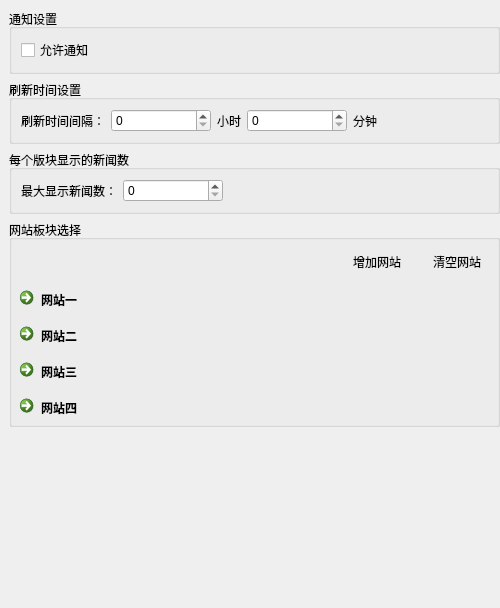
Qt form settingform.ui (RemnantCloude/FlyMessage) before a commit.
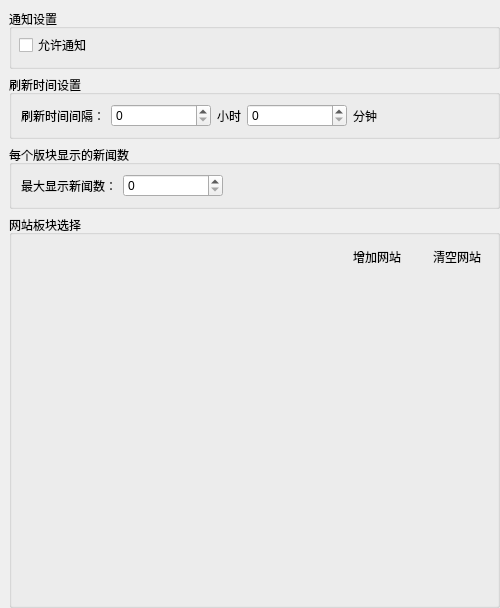
The same form after that commit. Icons and pictures are not drawn.

What changed in the file:
```diff
--- a/settingform.ui
+++ b/settingform.ui
@@ -12,7 +12,7 @@
   </property>
   <property name="maximumSize">
    <size>
-    <width>750</width>
+    <width>500</width>
     <height>16777215</height>
    </size>
   </property>
@@ -46,15 +46,22 @@
      <property name="flat">
       <bool>false</bool>
      </property>
-     <layout class="QHBoxLayout" name="horizontalLayout_4">
-      <item>
-       <widget class="QCheckBox" name="noticeCheckBox">
-        <property name="text">
-         <string>允许通知</string>
-        </property>
-       </widget>
-      </item>
-     </layout>
+     <widget class="QCheckBox" name="noticeCheckBox">
+      <property name="geometry">
+       <rect>
+        <x>10</x>
+        <y>28</y>
+        <width>71</width>
+        <height>16</height>
+       </rect>
+      </property>
+      <property name="text">
+       <string>允许通知</string>
+      </property>
+      <property name="tristate">
+       <bool>false</bool>
+      </property>
+     </widget>
     </widget>
    </item>
    <item>
@@ -176,6 +183,12 @@
    </item>
    <item>
     <widget class="QGroupBox" name="WebSetting">
+     <property name="sizePolicy">
+      <sizepolicy hsizetype="Preferred" vsizetype="Preferred">
+       <horstretch>0</horstretch>
+       <verstretch>0</verstretch>
+      </sizepolicy>
+     </property>
      <property name="title">
       <string>网站板块选择</string>
      </property>
@@ -249,6 +262,10 @@
              <verstretch>0</verstretch>
             </sizepolicy>
            </property>
+           <property name="styleSheet">
+            <string notr="true">QPushButton:hover{border: 1px solid black;}
+QPushButton:pressed{background:rgb(151,208,255);}</string>
+           </property>
            <property name="text">
             <string>增加网站</string>
            </property>
@@ -275,6 +292,10 @@
              <verstretch>0</verstretch>
             </sizepolicy>
            </property>
+           <property name="styleSheet">
+            <string notr="true">QPushButton:hover{border: 1px solid black;}
+QPushButton:pressed{background:rgb(151,208,255);}</string>
+           </property>
            <property name="text">
             <string>清空网站</string>
            </property>
@@ -297,85 +318,21 @@
        </widget>
       </item>
       <item>
-       <widget class="QCommandLinkButton" name="commandLinkButton">
-        <property name="text">
-         <string>网站一</string>
+       <spacer name="verticalSpacer">
+        <property name="orientation">
+         <enum>Qt::Vertical</enum>
         </property>
-        <property name="checkable">
-         <bool>false</bool>
+        <property name="sizeHint" stdset="0">
+         <size>
+          <width>20</width>
+          <height>40</height>
+         </size>
         </property>
-        <property name="autoRepeat">
-         <bool>false</bool>
-        </property>
-        <property name="autoExclusive">
-         <bool>true</bool>
-        </property>
-       </widget>
-      </item>
-      <item>
-       <widget class="QCommandLinkButton" name="commandLinkButton_2">
-        <property name="text">
-         <string>网站二</string>
-        </property>
-        <property name="checkable">
-         <bool>false</bool>
-        </property>
-        <property name="autoRepeat">
-         <bool>false</bool>
-        </property>
-        <property name="autoExclusive">
-         <bool>true</bool>
-        </property>
-       </widget>
-      </item>
-      <item>
-       <widget class="QCommandLinkButton" name="commandLinkButton_3">
-        <property name="text">
-         <string>网站三</string>
-        </property>
-        <property name="checkable">
-         <bool>false</bool>
-        </property>
-        <property name="autoRepeat">
-         <bool>false</bool>
-        </property>
-        <property name="autoExclusive">
-         <bool>true</bool>
-        </property>
-       </widget>
-      </item>
-      <item>
-       <widget class="QCommandLinkButton" name="commandLinkButton_4">
-        <property name="text">
-         <string>网站四</string>
-        </property>
-        <property name="checkable">
-         <bool>false</bool>
-        </property>
-        <property name="autoRepeat">
-         <bool>false</bool>
-        </property>
-        <property name="autoExclusive">
-         <bool>true</bool>
-        </property>
-       </widget>
+       </spacer>
       </item>
      </layout>
     </widget>
    </item>
-   <item>
-    <spacer name="verticalSpacer">
-     <property name="orientation">
-      <enum>Qt::Vertical</enum>
-     </property>
-     <property name="sizeHint" stdset="0">
-      <size>
-       <width>20</width>
-       <height>40</height>
-      </size>
-     </property>
-    </spacer>
-   </item>
   </layout>
  </widget>
  <resources>
```
Left out of the diff: 26 changed lines with no effect on the pictures.
